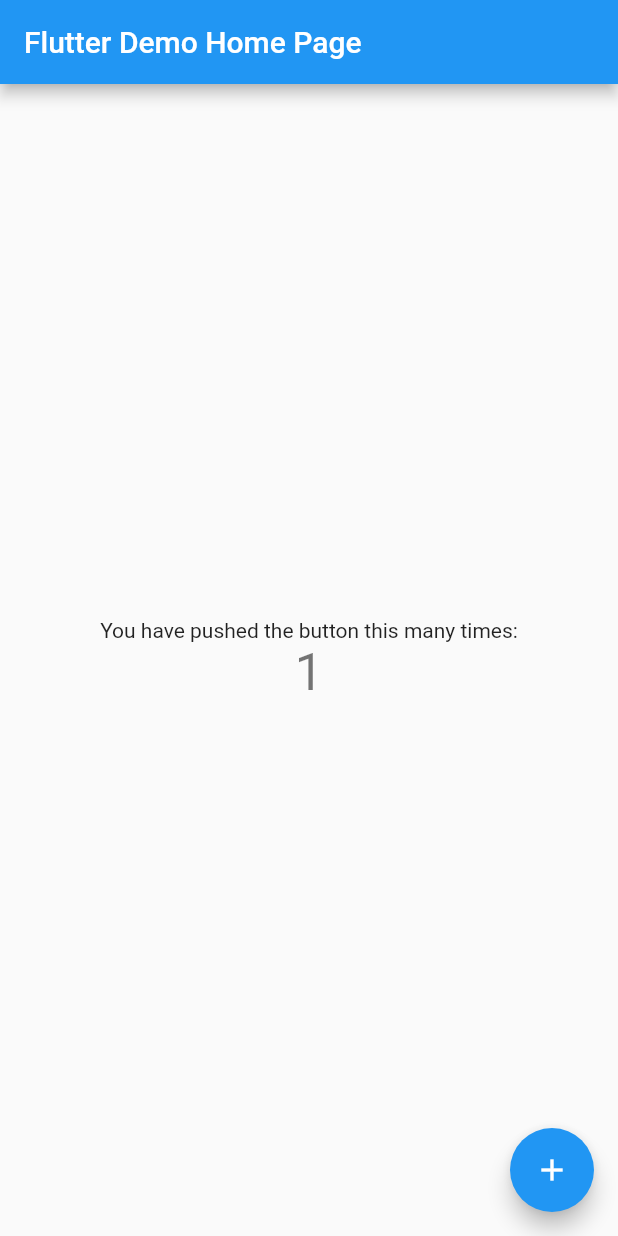
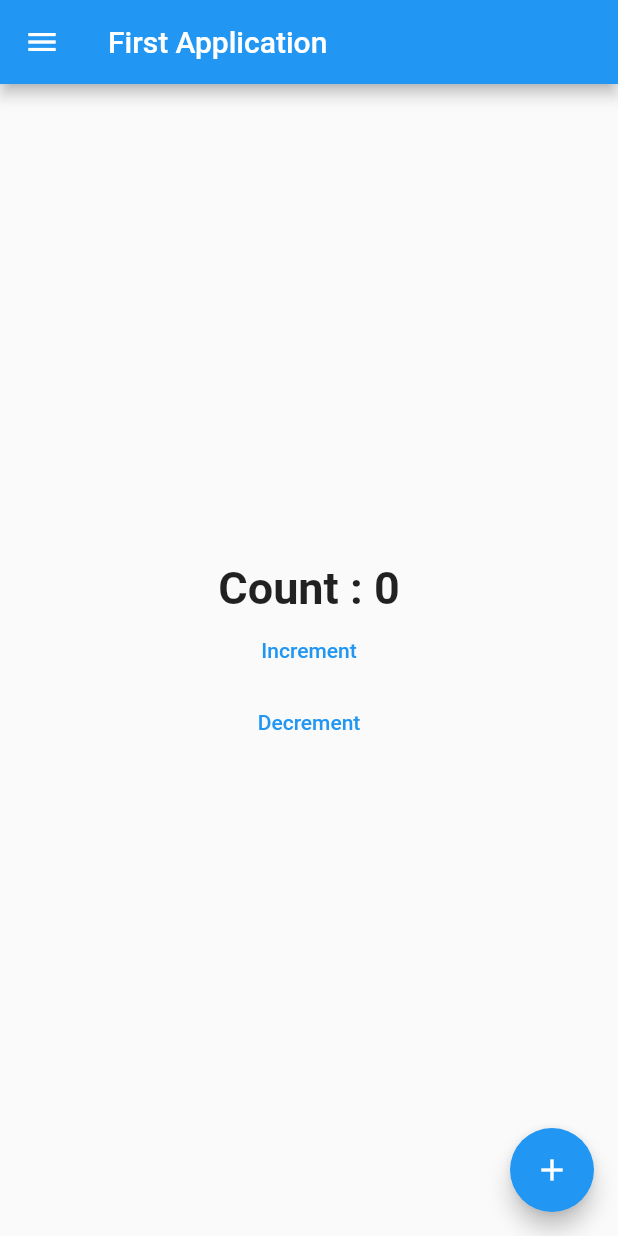
Before and after one commit to Reeba12/flutter_counter_application, a Flutter app: the screen it shows after launch, after a tap on the "add" icon, on a phone screen of 412 x 824 dp. Run offline on Flutter 3.47's test engine with Material 2 defaults, Android fonts, the phone set to English and light mode, and no system bars.

Commit message:
feat: ui widget example

```diff
--- a/lib/main.dart
+++ b/lib/main.dart
@@ -7,110 +7,106 @@ void main() {
 class MyApp extends StatelessWidget {
   const MyApp({Key? key}) : super(key: key);
 
-  // This widget is the root of your application.
   @override
   Widget build(BuildContext context) {
-    return MaterialApp(
-      title: 'Flutter Demo',
-      theme: ThemeData(
-        // This is the theme of your application.
-        //
-        // Try running your application with "flutter run". You'll see the
-        // application has a blue toolbar. Then, without quitting the app, try
-        // changing the primarySwatch below to Colors.green and then invoke
-        // "hot reload" (press "r" in the console where you ran "flutter run",
-        // or simply save your changes to "hot reload" in a Flutter IDE).
-        // Notice that the counter didn't reset back to zero; the application
-        // is not restarted.
-        primarySwatch: Colors.blue,
-      ),
-      home: const MyHomePage(title: 'Flutter Demo Home Page'),
+    return const MaterialApp(
+      home: MyFirstScreen(),
     );
   }
 }
 
-class MyHomePage extends StatefulWidget {
-  const MyHomePage({Key? key, required this.title}) : super(key: key);
-
-  // This widget is the home page of your application. It is stateful, meaning
-  // that it has a State object (defined below) that contains fields that affect
-  // how it looks.
-
-  // This class is the configuration for the state. It holds the values (in this
-  // case the title) provided by the parent (in this case the App widget) and
-  // used by the build method of the State. Fields in a Widget subclass are
-  // always marked "final".
-
-  final String title;
+class MyFirstScreen extends StatelessWidget {
+  const MyFirstScreen({Key? key}) : super(key: key);
 
   @override
-  State<MyHomePage> createState() => _MyHomePageState();
-}
-
-class _MyHomePageState extends State<MyHomePage> {
-  int _counter = 0;
-
-
-  void _incrementCounter() {
-    setState(() {
-      _counter++;
-    });
-  }
-  // void _decrementCounter() {
-  //   setState(() {
-  //     _counter--;
-  //   });
-  // }
-  @override
   Widget build(BuildContext context) {
-    // This method is rerun every time setState is called, for instance as done
-    // by the _incrementCounter method above.
-    //
-    // The Flutter framework has been optimized to make rerunning build methods
-    // fast, so that you can just rebuild anything that needs updating rather
-    // than having to individually change instances of widgets.
     return Scaffold(
       appBar: AppBar(
-        // Here we take the value from the MyHomePage object that was created by
-        // the App.build method, and use it to set our appbar title.
-        title: Text(widget.title),
+        title: const Text('First Application'),
       ),
+      drawer: const Drawer(),
       body: Center(
-        // Center is a layout widget. It takes a single child and positions it
-        // in the middle of the parent.
         child: Column(
-          // Column is also a layout widget. It takes a list of children and
-          // arranges them vertically. By default, it sizes itself to fit its
-          // children horizontally, and tries to be as tall as its parent.
-          //
-          // Invoke "debug painting" (press "p" in the console, choose the
-          // "Toggle Debug Paint" action from the Flutter Inspector in Android
-          // Studio, or the "Toggle Debug Paint" command in Visual Studio Code)
-          // to see the wireframe for each widget.
-          //
-          // Column has various properties to control how it sizes itself and
-          // how it positions its children. Here we use mainAxisAlignment to
-          // center the children vertically; the main axis here is the vertical
-          // axis because Columns are vertical (the cross axis would be
-          // horizontal).
           mainAxisAlignment: MainAxisAlignment.center,
-          children: <Widget>[
+          children: [
             const Text(
-              'You have pushed the button this many times:',
+              "Count : 0",
+              style: TextStyle(
+                fontSize: 30,
+                fontWeight: FontWeight.w600,
+              ),
             ),
-            Text(
-              '$_counter',
-              style: Theme.of(context).textTheme.headline4,
+            TextButton(
+              onPressed: () {},
+              child: const Text('Increment'),
+            ),
+            TextButton(
+              onPressed: () {},
+              child: const Text('Decrement'),
             ),
           ],
         ),
       ),
+      // floatingActionButtonLocation: FloatingActionButtonLocation.startFloat,
       floatingActionButton: FloatingActionButton(
-        onPressed: _incrementCounter,
-        tooltip: 'Increment',
         child: const Icon(Icons.add),
+        onPressed: () {
+          print('testing');
+        },
       ),
-      // This trailing comma makes auto-formatting nicer for build methods.
     );
   }
 }
+
+// class MyHomePage extends StatefulWidget {
+//   const MyHomePage({Key? key, required this.title}) : super(key: key);
+//
+//   final String title;
+//
+//   @override
+//   State<MyHomePage> createState() => _MyHomePageState();
+// }
+//
+// class _MyHomePageState extends State<MyHomePage> {
+//   int _counter = 0;
+//
+//
+//   void _incrementCounter() {
+//     setState(() {
+//       _counter++;
+//     });
+//   }
+//   // void _decrementCounter() {
+//   //   setState(() {
+//   //     _counter--;
+//   //   });
+//   // }
+//   @override
+//   Widget build(BuildContext context) {
+//
+//     return Scaffold(
+//       appBar: AppBar(
+//         title: Text(widget.title),
+//       ),
+//       body: Center(
+//         child: Column(
+//           mainAxisAlignment: MainAxisAlignment.center,
+//           children: <Widget>[
+//             const Text(
+//               'You have pushed the button this many times:',
+//             ),
+//             Text(
+//               '$_counter',
+//               style: Theme.of(context).textTheme.headline4,
+//             ),
+//           ],
+//         ),
+//       ),
+//       floatingActionButton: FloatingActionButton(
+//         onPressed: _incrementCounter,
+//         tooltip: 'Increment',
+//         child: const Icon(Icons.add),
+//       ),
+//     );
+//   }
+// }
--- a/pubspec.yaml
+++ b/pubspec.yaml
@@ -18,7 +18,7 @@ publish_to: 'none' # Remove this line if you wish to publish to pub.dev
 version: 1.0.0+1
 
 environment:
-  sdk: ">=2.16.2 <3.0.0"
+  sdk: ">=2.16.1 <3.0.0"
 
 # Dependencies specify other packages that your package needs in order to work.
 # To automatically upgrade your package dependencies to the latest versions
```
